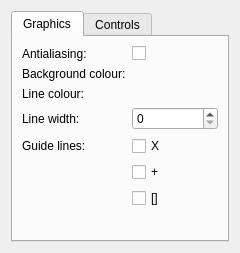
benwh1/cubesim, file settingswindow.ui: the form before one commit.
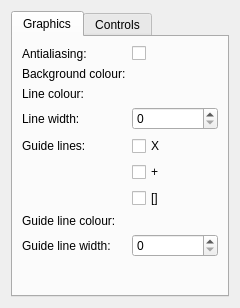
The form after the commit. Custom widgets are drawn as their Qt base class.

Commit message: Added separate colour/width settings for guide lines

Diff of the .ui file:
```diff
--- a/settingswindow.ui
+++ b/settingswindow.ui
@@ -7,7 +7,7 @@
     <x>0</x>
     <y>0</y>
     <width>240</width>
-    <height>253</height>
+    <height>308</height>
    </rect>
   </property>
   <property name="minimumSize">
@@ -104,6 +104,26 @@
            </property>
           </widget>
          </item>
+         <item row="7" column="1">
+          <widget class="ColorSettingWidget" name="guideLineColourWidget" native="true"/>
+         </item>
+         <item row="7" column="0">
+          <widget class="QLabel" name="label_7">
+           <property name="text">
+            <string>Guide line colour:</string>
+           </property>
+          </widget>
+         </item>
+         <item row="8" column="0">
+          <widget class="QLabel" name="label_8">
+           <property name="text">
+            <string>Guide line width:</string>
+           </property>
+          </widget>
+         </item>
+         <item row="8" column="1">
+          <widget class="QSpinBox" name="guideLineWidthSpinBox"/>
+         </item>
         </layout>
        </item>
       </layout>
```
The commit also changes 7 other files.
